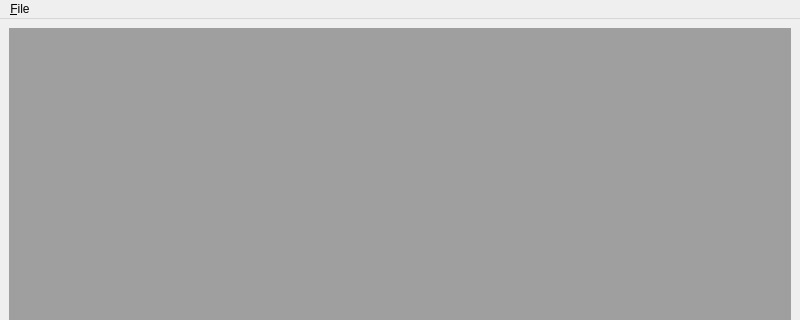
Old version of the form mainwindow.ui in the repository Analyzable-FR/DeepIris_GUI; both pictures show x 0 to 800 and y 0 to 320 of the 800 by 600 pixel window.
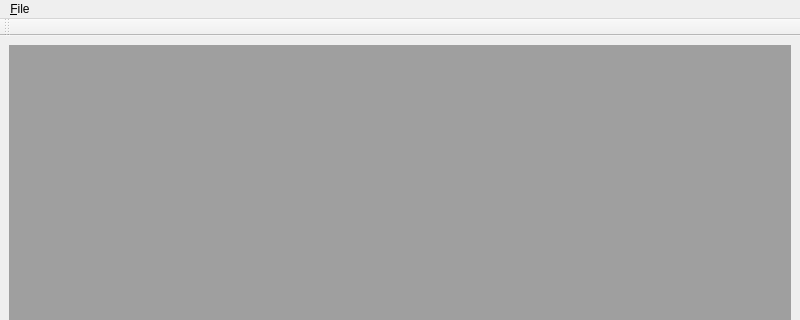
New version of the form.

Diff of the .ui file:
```diff
--- a/mainwindow.ui
+++ b/mainwindow.ui
@@ -53,6 +53,17 @@
    <addaction name="menu_File"/>
   </widget>
   <widget class="QStatusBar" name="statusbar"/>
+  <widget class="QToolBar" name="toolBar">
+   <property name="windowTitle">
+    <string>toolBar</string>
+   </property>
+   <attribute name="toolBarArea">
+    <enum>TopToolBarArea</enum>
+   </attribute>
+   <attribute name="toolBarBreak">
+    <bool>false</bool>
+   </attribute>
+  </widget>
   <action name="actionOpen">
    <property name="text">
     <string>&amp;Open</string>
```
